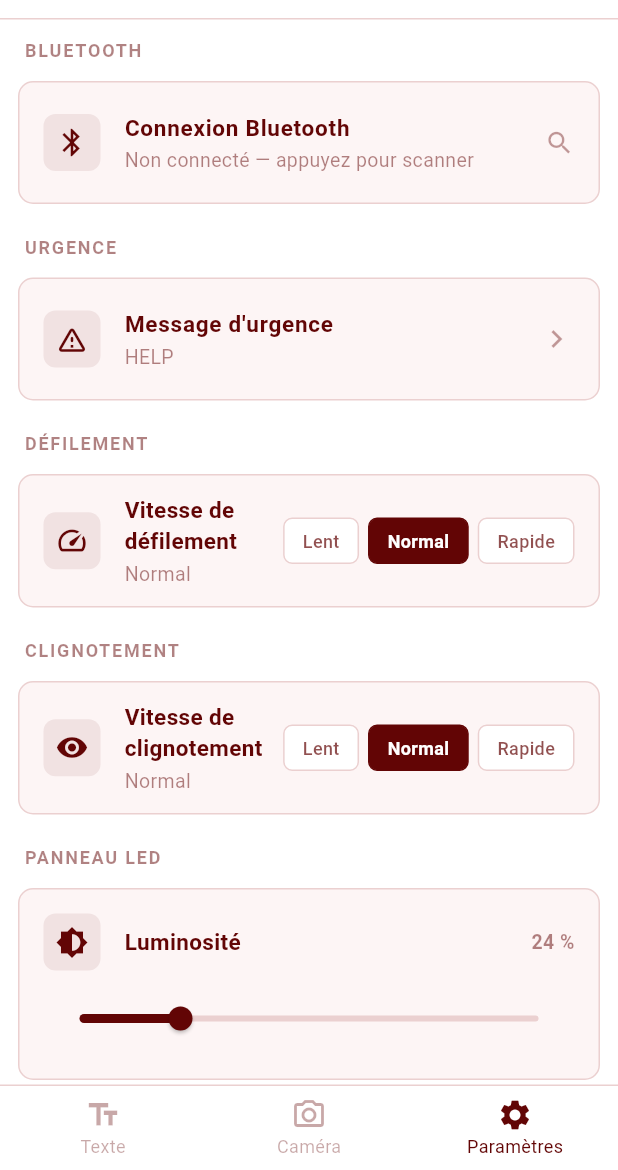
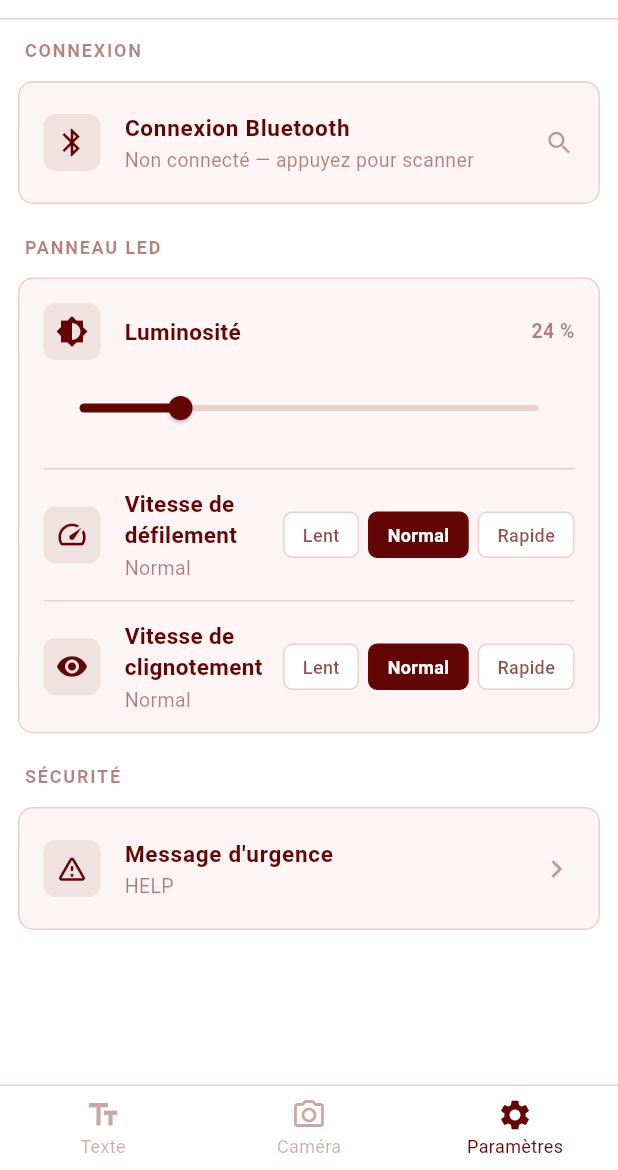
Before and after one commit to Astralale/led_matrix_app, a Flutter app: the screen it shows after launch, item 3 of the bottom bar chosen, on a phone screen of 412 x 824 dp, the part 66-1236 px from its top. Run offline on Flutter 3.47's test engine with Material 3 defaults, Android fonts, the phone set to English and light mode, and no system bars; our stand-ins replace flutter_blue_plus, shared_preferences; missing offline and left inert: ffmpeg_kit_flutter_new, flutter_mjpeg, photo_manager.

Commit message:
feat: update settings screen layout and improve section organization

```diff
--- a/lib/screens/settings_screen.dart
+++ b/lib/screens/settings_screen.dart
@@ -185,7 +185,7 @@ class _SettingsScreenState extends State<SettingsScreen> {
       body: ListView(
         padding: const EdgeInsets.all(AppConstants.defaultPadding),
         children: [
-          _buildSectionHeader('Bluetooth'),
+          _buildSectionHeader('Connexion'),
           const SizedBox(height: 8),
           _buildBluetoothTile(),
           if (_foundDevices.isNotEmpty || _isScanning) ...[
@@ -193,21 +193,17 @@ class _SettingsScreenState extends State<SettingsScreen> {
             _buildDeviceList(),
           ],
           const SizedBox(height: 20),
-          _buildSectionHeader('Urgence'),
+          _buildSectionHeader('Panneau LED'),
+          const SizedBox(height: 8),
+          _buildGroupedCard([
+            _buildBrightnessContent(),
+            _buildScrollSpeedContent(),
+            _buildBlinkSpeedContent(),
+          ]),
+          const SizedBox(height: 20),
+          _buildSectionHeader('Sécurité'),
           const SizedBox(height: 8),
           _buildEmergencyTile(),
-          const SizedBox(height: 20),
-          _buildSectionHeader('Défilement'),
-          const SizedBox(height: 8),
-          _buildScrollSpeedTile(),
-          const SizedBox(height: 20),
-          _buildSectionHeader('Clignotement'),
-          const SizedBox(height: 8),
-          _buildBlinkSpeedTile(),
-          const SizedBox(height: 20),
-          _buildSectionHeader('Panneau LED'),
-          const SizedBox(height: 8),
-          _buildBrightnessTile(),
         ],
       ),
     );
@@ -256,6 +252,25 @@ class _SettingsScreenState extends State<SettingsScreen> {
     );
   }
 
+  Widget _buildGroupedCard(List<Widget> children) {
+    return AppCard(
+      child: Column(
+        children: [
+          for (int i = 0; i < children.length; i++) ...[
+            children[i],
+            if (i < children.length - 1)
+              Divider(
+                height: 1,
+                indent: 16,
+                endIndent: 16,
+                color: AppConstants.borderColor,
+              ),
+          ],
+        ],
+      ),
+    );
+  }
+
   Widget _buildEmergencyTile() {
     return AppCard(
       child: ListTile(
@@ -296,11 +311,10 @@ class _SettingsScreenState extends State<SettingsScreen> {
     );
   }
 
-  Widget _buildScrollSpeedTile() {
+  Widget _buildScrollSpeedContent() {
     final currentLabel = _speedOptions[_scrollSpeedMs] ?? '${_scrollSpeedMs}ms';
 
-    return AppCard(
-      child: Padding(
+    return Padding(
       padding: const EdgeInsets.symmetric(horizontal: 16, vertical: 12),
       child: Row(
         children: [
@@ -390,7 +404,6 @@ class _SettingsScreenState extends State<SettingsScreen> {
           ),
         ],
       ),
-      ),
     );
   }
 
@@ -400,12 +413,11 @@ class _SettingsScreenState extends State<SettingsScreen> {
     250: 'Rapide',
   };
 
-  Widget _buildBlinkSpeedTile() {
+  Widget _buildBlinkSpeedContent() {
     final currentLabel =
         _blinkOptions[_blinkIntervalMs] ?? '${_blinkIntervalMs}ms';
 
-    return AppCard(
-      child: Padding(
+    return Padding(
       padding: const EdgeInsets.symmetric(horizontal: 16, vertical: 12),
       child: Row(
         children: [
@@ -455,9 +467,7 @@ class _SettingsScreenState extends State<SettingsScreen> {
                   onTap: () {
                     setState(() => _blinkIntervalMs = entry.key);
                     StorageService.instance.blinkIntervalMs = entry.key;
-                      widget.onSettingsChanged?.call(
-                        blinkIntervalMs: entry.key,
-                      );
+                    widget.onSettingsChanged?.call(blinkIntervalMs: entry.key);
                   },
                   child: AnimatedContainer(
                     duration: const Duration(milliseconds: 150),
@@ -497,15 +507,13 @@ class _SettingsScreenState extends State<SettingsScreen> {
           ),
         ],
       ),
-      ),
     );
   }
 
-  Widget _buildBrightnessTile() {
+  Widget _buildBrightnessContent() {
     final percent = (_brightness / 255 * 100).round();
 
-    return AppCard(
-      child: Padding(
+    return Padding(
       padding: const EdgeInsets.all(16),
       child: Column(
         children: [
@@ -570,7 +578,6 @@ class _SettingsScreenState extends State<SettingsScreen> {
             ),
           ),
         ],
-        ),
       ),
     );
   }
```
Lines whose indentation alone changed are shown as unchanged.
